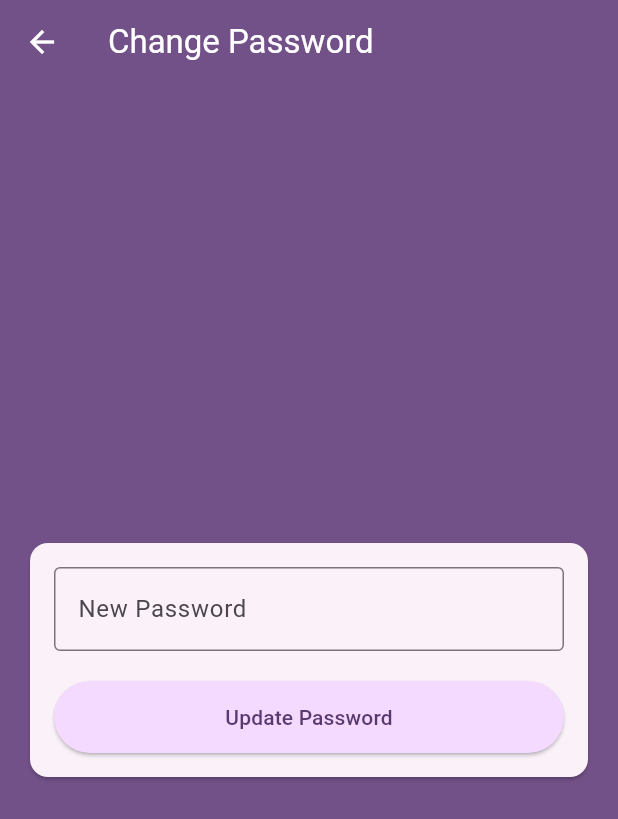
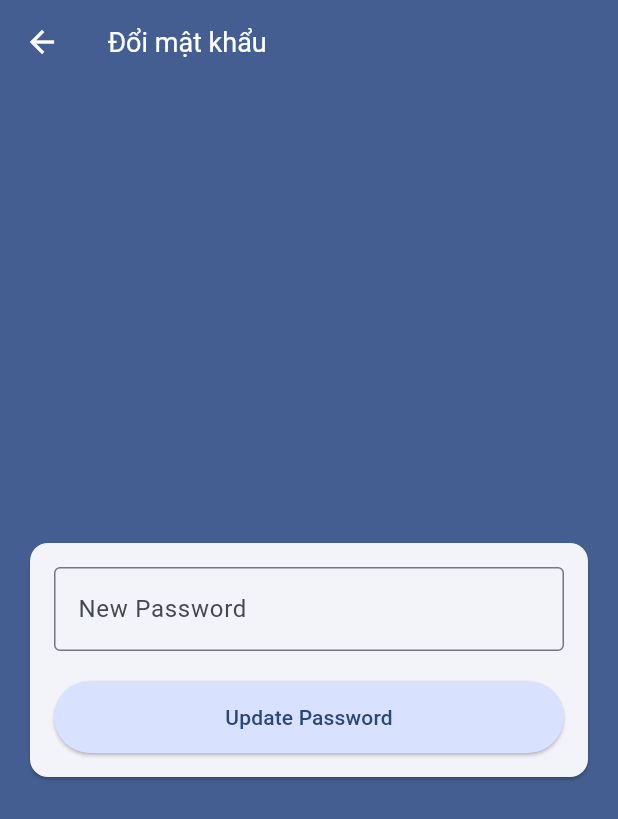
Before and after one commit to WuTech256/flutter_test, a Flutter app: the screen it shows once a user with an empty profile is signed in, after a tap on "Đổi mật khẩu", on a phone screen of 412 x 824 dp. Shown: the top 819 px of the screen. Run offline on Flutter 3.47's test engine with Material 3 defaults, Android fonts, the phone set to English and light mode, and no system bars; our stand-ins replace firebase_auth, firebase_core, firebase_database, firebase_messaging, flutter_local_notifications, google_maps_flutter and 1 more; missing offline and left inert: flutter_background_service, flutter_background_service_android; accounts and stored records are empty.

Commit message:
Update font

```diff
--- a/lib/main.dart
+++ b/lib/main.dart
@@ -78,7 +78,10 @@ class MyApp extends StatelessWidget {
       title: 'NBK Care',
       debugShowCheckedModeBanner: false,
       theme: ThemeData().copyWith(
-        colorScheme: ColorScheme.fromSeed(seedColor: const Color.fromARGB(255, 34, 1, 56)),
+        colorScheme: ColorScheme.fromSeed(
+        seedColor: const Color(0xFF1877F2),
+        brightness: Brightness.light,
+      ),
       ),
       home: StreamBuilder<User?>(
         stream: FirebaseAuth.instance.authStateChanges(),
--- a/lib/screens/auth.dart
+++ b/lib/screens/auth.dart
@@ -82,7 +82,7 @@ class _AuthScreenState extends State<AuthScreen> {
             children: [
               Container(
                 margin: const EdgeInsets.only(top: 10, bottom: 10),
-                width: 200,
+                width: 150,
                 child: Image.asset('assets/images/health.png'),
               ),
               Card(
--- a/lib/screens/change_password_screen.dart
+++ b/lib/screens/change_password_screen.dart
@@ -41,7 +41,7 @@ class _ChangePasswordScreenState extends State<ChangePasswordScreen> {
 
     return Scaffold(
       appBar: AppBar(
-        title: const Text('Change Password'),
+        title: const Text('Đổi mật khẩu', style: TextStyle(fontSize: 18),),
         backgroundColor: colorScheme.primary,
         foregroundColor: colorScheme.onPrimary,
       ),
--- a/lib/screens/fall_status_screen.dart
+++ b/lib/screens/fall_status_screen.dart
@@ -70,7 +70,10 @@ class _FallStatusScreenState extends State<FallStatusScreen> {
     return Scaffold(
       backgroundColor: bgColor,
       appBar: AppBar(
-        title: const Text('Giám sát trạng thái ngã'),
+        title: const Text('Giám sát trạng thái ngã',
+            style: TextStyle(
+              fontSize: 15,),
+              ),
         centerTitle: true,
         elevation: 0,
         backgroundColor: color,
--- a/lib/screens/location_screen.dart
+++ b/lib/screens/location_screen.dart
@@ -86,7 +86,9 @@ class _LocationScreenState extends State<LocationScreen> {
 
     return Scaffold(
       appBar: AppBar(
-        title: Text('Vị trí của ${widget.username}'),
+        title: Text('Vị trí của ${widget.username}', style: const TextStyle(
+              fontSize: 15,),
+              ),
         backgroundColor: colorScheme.primary,
         foregroundColor: colorScheme.onPrimary,
       ),
--- a/lib/screens/medication_form_screen.dart
+++ b/lib/screens/medication_form_screen.dart
@@ -71,7 +71,7 @@ class _MedicationFormScreenState extends State<MedicationFormScreen> {
   @override
   Widget build(BuildContext context) {
     return Scaffold(
-      appBar: AppBar(title: const Text('Thêm thuốc')),
+      appBar: AppBar(title: const Text('Thêm thuốc', style: TextStyle(fontSize: 18))),
       body: Padding(
         padding: const EdgeInsets.all(16),
         child: Form(
--- a/lib/screens/medication_list_screen.dart
+++ b/lib/screens/medication_list_screen.dart
@@ -22,7 +22,7 @@ class _MedicationListScreenState extends State<MedicationListScreen> {
       return const Scaffold(body: Center(child: Text('Bạn chưa đăng nhập')));
     }
     return Scaffold(
-      appBar: AppBar(title: const Text('Nhắc uống thuốc')),
+      appBar: AppBar(title: const Text('Nhắc uống thuốc', style: TextStyle(fontSize: 18))),
       body: StreamBuilder<List<Medication>>(
         stream: _service.streamMedications(user.uid),
         builder: (context, snap) {
```
